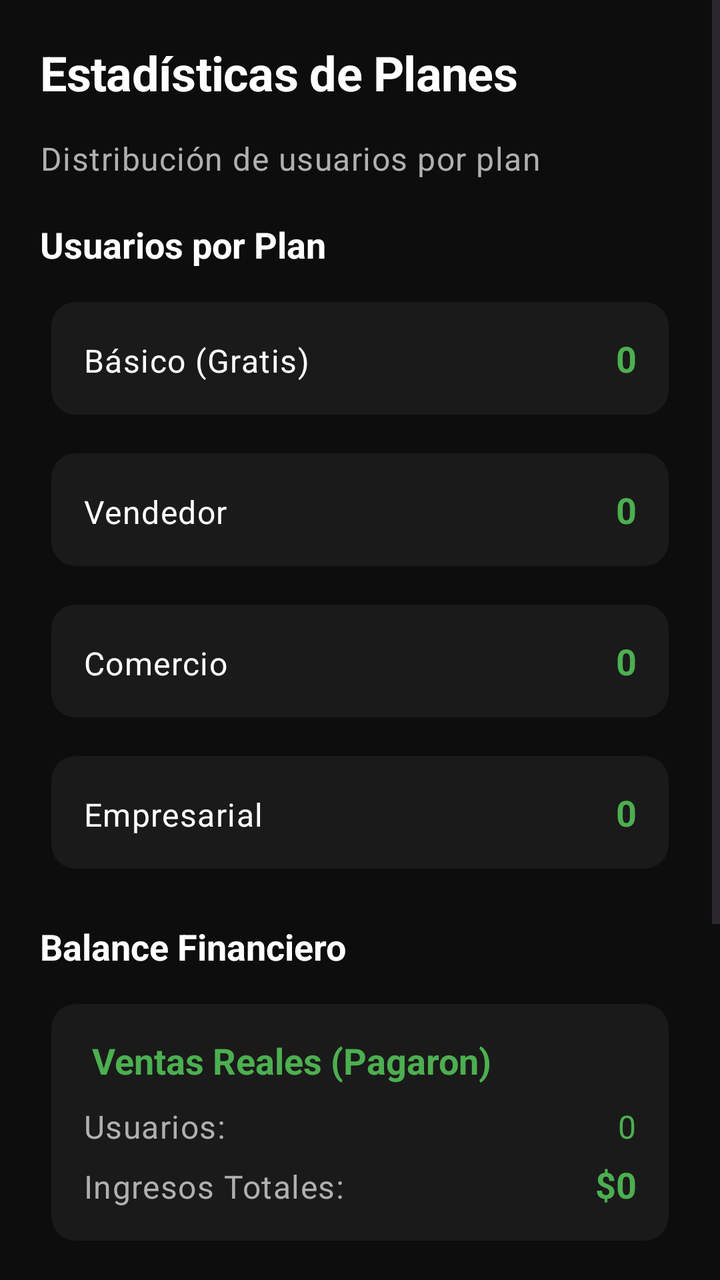
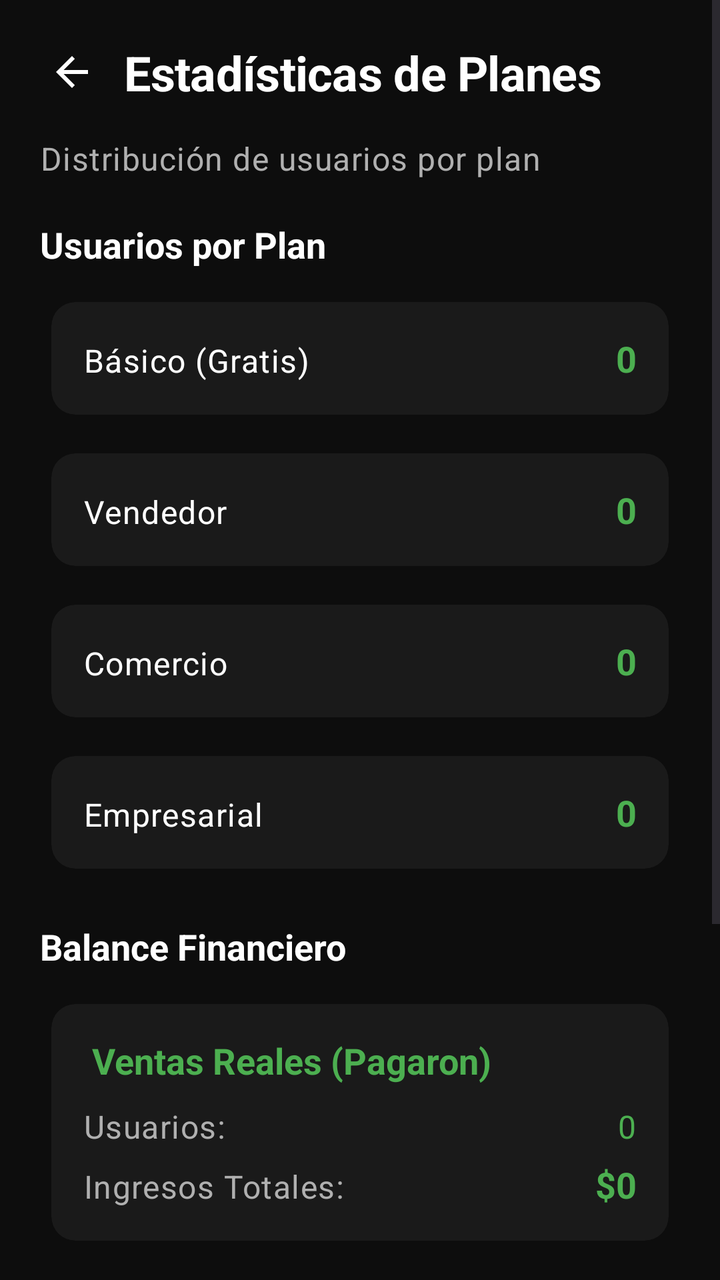

Screens rendered from an Android XML layout before and after an edit, with the pre-edit source and the edit as a unified diff.
<!-- AndroidManifest.xml: application theme Theme.RutaAlmacen -->
<!-- res/layout/activity_estadisticas.xml -->
<?xml version="1.0" encoding="utf-8"?>
<ScrollView xmlns:android="http://schemas.android.com/apk/res/android"
    xmlns:app="http://schemas.android.com/apk/res-auto"
    android:layout_width="match_parent"
    android:layout_height="match_parent"
    android:background="#0D0D0D">

    <LinearLayout
        android:layout_width="match_parent"
        android:layout_height="wrap_content"
        android:orientation="vertical"
        android:padding="@dimen/margen_pantalla">

        <TextView
            android:layout_width="match_parent"
            android:layout_height="wrap_content"
            android:text="Estadísticas de Planes"
            android:textAppearance="@style/TextAppearance.RutaAlmacen.Vendedor.TitleLarge"
            android:textColor="@android:color/white"
            android:layout_marginBottom="@dimen/espacio_md" />

        <TextView
            android:layout_width="match_parent"
            android:layout_height="wrap_content"
            android:text="Distribución de usuarios por plan"
            android:textAppearance="@style/TextAppearance.RutaAlmacen.Vendedor.BodyMedium"
            android:textColor="#B0B0B0"
            android:layout_marginBottom="@dimen/espacio_lg" />

        <TextView
            android:layout_width="match_parent"
            android:layout_height="wrap_content"
            android:text="Usuarios por Plan"
            android:textAppearance="@style/TextAppearance.RutaAlmacen.Vendedor.TitleMedium"
            android:textColor="@android:color/white"
            android:layout_marginBottom="@dimen/espacio_sm" />

        <LinearLayout
            android:layout_width="match_parent"
            android:layout_height="wrap_content"
            android:orientation="vertical"
            android:layout_marginBottom="@dimen/espacio_lg">

            <com.google.android.material.card.MaterialCardView
                android:layout_width="match_parent"
                android:layout_height="wrap_content"
                app:cardBackgroundColor="#1A1A1A"
                app:cardCornerRadius="12dp"
                app:cardElevation="0dp"
                app:strokeWidth="0dp"
                android:layout_marginBottom="@dimen/espacio_xs">

                <LinearLayout
                    android:layout_width="match_parent"
                    android:layout_height="wrap_content"
                    android:orientation="horizontal"
                    android:padding="@dimen/espacio_md">

                    <TextView
                        android:layout_width="0dp"
                        android:layout_height="wrap_content"
                        android:layout_weight="1"
                        android:text="Básico (Gratis)"
                        android:textColor="@android:color/white"
                        android:textAppearance="@style/TextAppearance.RutaAlmacen.Vendedor.BodyMedium" />

                    <TextView
                        android:id="@+id/texto_usuarios_gratis"
                        android:layout_width="wrap_content"
                        android:layout_height="wrap_content"
                        android:text="0"
                        android:textColor="#4CAF50"
                        android:textAppearance="@style/TextAppearance.RutaAlmacen.Vendedor.TitleMedium" />
                </LinearLayout>
            </com.google.android.material.card.MaterialCardView>

            <com.google.android.material.card.MaterialCardView
                android:layout_width="match_parent"
                android:layout_height="wrap_content"
                app:cardBackgroundColor="#1A1A1A"
                app:cardCornerRadius="12dp"
                app:cardElevation="0dp"
                app:strokeWidth="0dp"
                android:layout_marginBottom="@dimen/espacio_xs">

                <LinearLayout
                    android:layout_width="match_parent"
                    android:layout_height="wrap_content"
                    android:orientation="horizontal"
                    android:padding="@dimen/espacio_md">

                    <TextView
                        android:layout_width="0dp"
                        android:layout_height="wrap_content"
                        android:layout_weight="1"
                        android:text="Vendedor"
                        android:textColor="@android:color/white"
                        android:textAppearance="@style/TextAppearance.RutaAlmacen.Vendedor.BodyMedium" />

                    <TextView
                        android:id="@+id/texto_usuarios_vendedor"
                        android:layout_width="wrap_content"
                        android:layout_height="wrap_content"
                        android:text="0"
                        android:textColor="#4CAF50"
                        android:textAppearance="@style/TextAppearance.RutaAlmacen.Vendedor.TitleMedium" />
                </LinearLayout>
            </com.google.android.material.card.MaterialCardView>

            <com.google.android.material.card.MaterialCardView
                android:layout_width="match_parent"
                android:layout_height="wrap_content"
                app:cardBackgroundColor="#1A1A1A"
                app:cardCornerRadius="12dp"
                app:cardElevation="0dp"
                app:strokeWidth="0dp"
                android:layout_marginBottom="@dimen/espacio_xs">

                <LinearLayout
                    android:layout_width="match_parent"
                    android:layout_height="wrap_content"
                    android:orientation="horizontal"
                    android:padding="@dimen/espacio_md">

                    <TextView
                        android:layout_width="0dp"
                        android:layout_height="wrap_content"
                        android:layout_weight="1"
                        android:text="Comercio"
                        android:textColor="@android:color/white"
                        android:textAppearance="@style/TextAppearance.RutaAlmacen.Vendedor.BodyMedium" />

                    <TextView
                        android:id="@+id/texto_usuarios_comercio"
                        android:layout_width="wrap_content"
                        android:layout_height="wrap_content"
                        android:text="0"
                        android:textColor="#4CAF50"
                        android:textAppearance="@style/TextAppearance.RutaAlmacen.Vendedor.TitleMedium" />
                </LinearLayout>
            </com.google.android.material.card.MaterialCardView>

            <com.google.android.material.card.MaterialCardView
                android:layout_width="match_parent"
                android:layout_height="wrap_content"
                app:cardBackgroundColor="#1A1A1A"
                app:cardCornerRadius="12dp"
                app:cardElevation="0dp"
                app:strokeWidth="0dp">

                <LinearLayout
                    android:layout_width="match_parent"
                    android:layout_height="wrap_content"
                    android:orientation="horizontal"
                    android:padding="@dimen/espacio_md">

                    <TextView
                        android:layout_width="0dp"
                        android:layout_height="wrap_content"
                        android:layout_weight="1"
                        android:text="Empresarial"
                        android:textColor="@android:color/white"
                        android:textAppearance="@style/TextAppearance.RutaAlmacen.Vendedor.BodyMedium" />

                    <TextView
                        android:id="@+id/texto_usuarios_empresarial"
                        android:layout_width="wrap_content"
                        android:layout_height="wrap_content"
                        android:text="0"
                        android:textColor="#4CAF50"
                        android:textAppearance="@style/TextAppearance.RutaAlmacen.Vendedor.TitleMedium" />
                </LinearLayout>
            </com.google.android.material.card.MaterialCardView>
        </LinearLayout>

        <TextView
            android:layout_width="match_parent"
            android:layout_height="wrap_content"
            android:text="Balance Financiero"
            android:textAppearance="@style/TextAppearance.RutaAlmacen.Vendedor.TitleMedium"
            android:textColor="@android:color/white"
            android:layout_marginBottom="@dimen/espacio_sm" />

        <com.google.android.material.card.MaterialCardView
            android:layout_width="match_parent"
            android:layout_height="wrap_content"
            app:cardBackgroundColor="#1A1A1A"
            app:cardCornerRadius="12dp"
            app:cardElevation="0dp"
            app:strokeWidth="0dp"
            android:layout_marginBottom="@dimen/espacio_sm">

            <LinearLayout
                android:layout_width="match_parent"
                android:layout_height="wrap_content"
                android:orientation="vertical"
                android:padding="@dimen/espacio_md">

                <TextView
                    android:layout_width="match_parent"
                    android:layout_height="wrap_content"
                    android:text=" Ventas Reales (Pagaron)"
                    android:textColor="#4CAF50"
                    android:textAppearance="@style/TextAppearance.RutaAlmacen.Vendedor.TitleMedium"
                    android:layout_marginBottom="@dimen/espacio_sm" />

                <LinearLayout
                    android:layout_width="match_parent"
                    android:layout_height="wrap_content"
                    android:orientation="horizontal"
                    android:layout_marginBottom="@dimen/espacio_xs">

                    <TextView
                        android:layout_width="0dp"
                        android:layout_height="wrap_content"
                        android:layout_weight="1"
                        android:text="Usuarios:"
                        android:textColor="#B0B0B0"
                        android:textAppearance="@style/TextAppearance.RutaAlmacen.Vendedor.BodyMedium" />

                    <TextView
                        android:id="@+id/texto_usuarios_pagaron"
                        android:layout_width="wrap_content"
                        android:layout_height="wrap_content"
                        android:text="0"
                        android:textColor="#4CAF50"
                        android:textAppearance="@style/TextAppearance.RutaAlmacen.Vendedor.BodyMedium" />
                </LinearLayout>

                <LinearLayout
                    android:layout_width="match_parent"
                    android:layout_height="wrap_content"
                    android:orientation="horizontal">

                    <TextView
                        android:layout_width="0dp"
                        android:layout_height="wrap_content"
                        android:layout_weight="1"
                        android:text="Ingresos Totales:"
                        android:textColor="#B0B0B0"
                        android:textAppearance="@style/TextAppearance.RutaAlmacen.Vendedor.BodyMedium" />

                    <TextView
                        android:id="@+id/texto_ingresos_totales"
                        android:layout_width="wrap_content"
                        android:layout_height="wrap_content"
                        android:text="$0"
                        android:textColor="#4CAF50"
                        android:textAppearance="@style/TextAppearance.RutaAlmacen.Vendedor.TitleMedium" />
                </LinearLayout>
            </LinearLayout>
        </com.google.android.material.card.MaterialCardView>

        <com.google.android.material.card.MaterialCardView
            android:layout_width="match_parent"
            android:layout_height="wrap_content"
            app:cardBackgroundColor="#1A1A1A"
            app:cardCornerRadius="12dp"
            app:cardElevation="0dp"
            app:strokeWidth="0dp"
            android:layout_marginBottom="@dimen/espacio_lg">

            <LinearLayout
                android:layout_width="match_parent"
                android:layout_height="wrap_content"
                android:orientation="vertical"
                android:padding="@dimen/espacio_md">

                <TextView
                    android:layout_width="match_parent"
                    android:layout_height="wrap_content"
                    android:text="🎁 Regalías / Privilegios (Gratis)"
                    android:textColor="#2196F3"
                    android:textAppearance="@style/TextAppearance.RutaAlmacen.Vendedor.TitleMedium"
                    android:layout_marginBottom="@dimen/espacio_sm" />

                <LinearLayout
                    android:layout_width="match_parent"
                    android:layout_height="wrap_content"
                    android:orientation="horizontal"
                    android:layout_marginBottom="@dimen/espacio_xs">

                    <TextView
                        android:layout_width="0dp"
                        android:layout_height="wrap_content"
                        android:layout_weight="1"
                        android:text="Usuarios:"
                        android:textColor="#B0B0B0"
                        android:textAppearance="@style/TextAppearance.RutaAlmacen.Vendedor.BodyMedium" />

                    <TextView
                        android:id="@+id/texto_usuarios_regalados"
                        android:layout_width="wrap_content"
                        android:layout_height="wrap_content"
                        android:text="0"
                        android:textColor="#2196F3"
                        android:textAppearance="@style/TextAppearance.RutaAlmacen.Vendedor.BodyMedium" />
                </LinearLayout>

                <LinearLayout
                    android:layout_width="match_parent"
                    android:layout_height="wrap_content"
                    android:orientation="horizontal">

                    <TextView
                        android:layout_width="0dp"
                        android:layout_height="wrap_content"
                        android:layout_weight="1"
                        android:text="Valor Regalado:"
                        android:textColor="#B0B0B0"
                        android:textAppearance="@style/TextAppearance.RutaAlmacen.Vendedor.BodyMedium" />

                    <TextView
                        android:id="@+id/texto_valor_regalado"
                        android:layout_width="wrap_content"
                        android:layout_height="wrap_content"
                        android:text="$0"
                        android:textColor="#2196F3"
                        android:textAppearance="@style/TextAppearance.RutaAlmacen.Vendedor.TitleMedium" />
                </LinearLayout>
            </LinearLayout>
        </com.google.android.material.card.MaterialCardView>

        <com.google.android.material.button.MaterialButton
            android:id="@+id/boton_actualizar_estadisticas"
            android:layout_width="match_parent"
            android:layout_height="wrap_content"
            android:text="Actualizar Estadísticas"
            android:layout_marginBottom="@dimen/espacio_lg" />

    </LinearLayout>
</ScrollView>
<!-- resources referenced by this layout -->
<resources>
  <dimen name="espacio_lg">20dp</dimen>
  <dimen name="espacio_md">16dp</dimen>
  <dimen name="espacio_sm">10dp</dimen>
  <dimen name="espacio_xs">6dp</dimen>
  <dimen name="margen_pantalla">20dp</dimen>
  <style name="TextAppearance.RutaAlmacen.Vendedor.BodyMedium" parent="TextAppearance.Material3.BodyLarge">
          <item name="android:textSize">@dimen/texto_cuerpo_lg</item>
          <item name="android:textColor">@color/texto_secundario</item>
      </style>
  <style name="TextAppearance.RutaAlmacen.Vendedor.TitleLarge" parent="TextAppearance.Material3.HeadlineMedium">
          <item name="android:textSize">@dimen/texto_titulo_xl</item>
          <item name="android:textColor">@color/texto_principal</item>
          <item name="android:textStyle">bold</item>
          <item name="android:letterSpacing">-0.01</item>
      </style>
  <style name="TextAppearance.RutaAlmacen.Vendedor.TitleMedium" parent="TextAppearance.Material3.TitleLarge">
          <item name="android:textSize">18sp</item>
          <item name="android:textColor">@color/texto_principal</item>
          <item name="android:textStyle">bold</item>
      </style>
  <style name="Theme.RutaAlmacen" parent="Base.Theme.RutaAlmacen" />
  <dimen name="texto_cuerpo_lg">16sp</dimen>
  <color name="texto_secundario">#FF475569</color>
  <dimen name="texto_titulo_xl">24sp</dimen>
  <color name="texto_principal">#FF0F172A</color>
  <color name="colorPrimary">#FF10B981</color>
  <color name="colorOnPrimary">#FFFFFFFF</color>
  <color name="colorPrimaryLight">#FFD1FAE5</color>
  <color name="texto_en_pastel">#FF0F766E</color>
  <color name="colorSecondary">#FFF59E0B</color>
  <color name="colorOnSecondary">#FFFFFFFF</color>
  <color name="colorSecondaryLight">#FFFEF3C7</color>
  <color name="colorTertiary">#FF6366F1</color>
  <color name="colorTertiaryLight">#FFE0E7FF</color>
  <color name="colorAccent">#FFEF4444</color>
  <color name="colorAccentLight">#FFFEE2E2</color>
  <color name="fondo_app">#FFF7F9FC</color>
  <color name="fondo_card">#FFFFFFFF</color>
  <color name="borde_sutil">#FFE2E8F0</color>
  <color name="divisor">#FFF1F5F9</color>
  <style name="Widget.RutaAlmacen.CardView" parent="Widget.Material3.CardView.Filled">
          <item name="cardCornerRadius">@dimen/radio_card</item>
          <item name="cardElevation">@dimen/elevacion_card</item>
          <item name="cardBackgroundColor">@color/fondo_card</item>
          <item name="strokeWidth">0dp</item>
          <item name="cardUseCompatPadding">true</item>
      </style>
  <style name="Widget.RutaAlmacen.Button" parent="Widget.Material3.Button">
          <item name="cornerRadius">@dimen/radio_boton</item>
          <item name="android:minHeight">@dimen/alto_boton</item>
          <item name="android:textSize">@dimen/texto_titulo_sm</item>
          <item name="android:textStyle">bold</item>
          <item name="android:letterSpacing">0.01</item>
          <item name="android:paddingTop">14dp</item>
          <item name="android:paddingBottom">14dp</item>
          <item name="android:textAllCaps">false</item>
          <item name="iconPadding">10dp</item>
      </style>
  <dimen name="radio_card">20dp</dimen>
  <dimen name="elevacion_card">4dp</dimen>
  <dimen name="radio_boton">24dp</dimen>
  <dimen name="alto_boton">56dp</dimen>
  <dimen name="texto_titulo_sm">16sp</dimen>
  <dimen name="radio_input">14dp</dimen>
  <!-- unchanged entries left out for length: 2 -->
</resources>

<!-- the commit's change to res/layout/activity_estadisticas.xml (unified diff, before → after) -->
@@ -11,13 +11,31 @@
         android:orientation="vertical"
         android:padding="@dimen/margen_pantalla">
 
-        <TextView
-            android:layout_width="match_parent"
-            android:layout_height="wrap_content"
-            android:text="Estadísticas de Planes"
-            android:textAppearance="@style/TextAppearance.RutaAlmacen.Vendedor.TitleLarge"
-            android:textColor="@android:color/white"
-            android:layout_marginBottom="@dimen/espacio_md" />
+        <LinearLayout
+            android:layout_width="match_parent"
+            android:layout_height="wrap_content"
+            android:layout_marginBottom="@dimen/espacio_md"
+            android:gravity="center_vertical"
+            android:orientation="horizontal">
+
+            <androidx.appcompat.widget.AppCompatImageButton
+                android:id="@+id/boton_volver_estadisticas"
+                android:layout_width="@dimen/ancho_icono_grande"
+                android:layout_height="@dimen/ancho_icono_grande"
+                android:background="?attr/selectableItemBackgroundBorderless"
+                android:contentDescription="Volver"
+                android:src="@drawable/ic_volver"
+                app:tint="@android:color/white" />
+
+            <TextView
+                android:layout_width="0dp"
+                android:layout_height="wrap_content"
+                android:layout_marginStart="@dimen/espacio_sm"
+                android:layout_weight="1"
+                android:text="Estadísticas de Planes"
+                android:textAppearance="@style/TextAppearance.RutaAlmacen.Vendedor.TitleLarge"
+                android:textColor="@android:color/white" />
+        </LinearLayout>
 
         <TextView
             android:layout_width="match_parent"
<!-- resource entries referenced after the edit -->
@@ -1,10 +1,22 @@
 <!-- resources referenced by this layout -->
 <resources>
+  <dimen name="ancho_icono_grande">32dp</dimen>
   <dimen name="espacio_lg">20dp</dimen>
   <dimen name="espacio_md">16dp</dimen>
   <dimen name="espacio_sm">10dp</dimen>
   <dimen name="espacio_xs">6dp</dimen>
   <dimen name="margen_pantalla">20dp</dimen>
+  <!-- drawable ic_volver (drawable) -->
+  <vector xmlns:android="http://schemas.android.com/apk/res/android"
+      android:width="24dp"
+      android:height="24dp"
+      android:viewportWidth="24"
+      android:viewportHeight="24"
+      android:tint="?attr/colorControlNormal">
+      <path
+          android:fillColor="@android:color/white"
+          android:pathData="M20,11H7.83l5.59,-5.59L12,4l-8,8 8,8 1.41,-1.41L7.83,13H20v-2z" />
+  </vector>
   <style name="TextAppearance.RutaAlmacen.Vendedor.BodyMedium" parent="TextAppearance.Material3.BodyLarge">
           <item name="android:textSize">@dimen/texto_cuerpo_lg</item>
           <item name="android:textColor">@color/texto_secundario</item>
